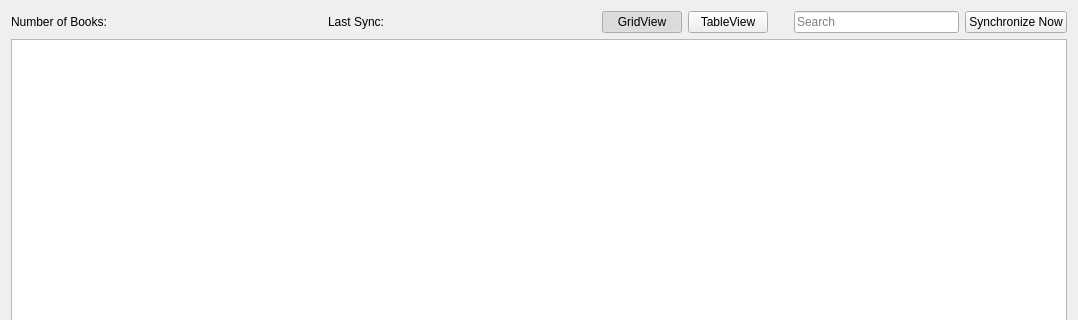
Above: src/forms/booksection.ui from yunag/QLibraryManagementSystem before the change; both pictures show x 0 to 1078 and y 0 to 320 of the 1078 by 795 pixel window. Below: the same form after it.
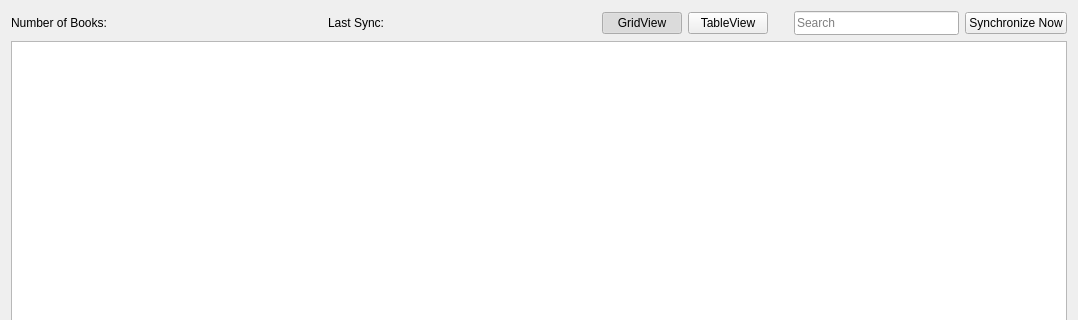
That is the form after the change. Icons and pictures are not drawn. Custom widgets are drawn as their Qt base class.

Patch:
```diff
--- a/src/forms/booksection.ui
+++ b/src/forms/booksection.ui
@@ -143,8 +143,13 @@
          <string>GridView</string>
         </property>
         <property name="icon">
-         <iconset resource="../../resources/resource.qrc">
-          <normaloff>:/icons/grid.svg</normaloff>:/icons/grid.svg</iconset>
+         <iconset theme="view-grid"/>
+        </property>
+        <property name="iconSize">
+         <size>
+          <width>18</width>
+          <height>18</height>
+         </size>
         </property>
         <property name="checkable">
          <bool>true</bool>
@@ -168,8 +173,8 @@
         </property>
         <property name="iconSize">
          <size>
-          <width>16</width>
-          <height>16</height>
+          <width>18</width>
+          <height>18</height>
          </size>
         </property>
         <property name="checkable">
@@ -201,6 +206,12 @@
       </item>
       <item>
        <widget class="QLineEdit" name="searchLineEdit">
+        <property name="minimumSize">
+         <size>
+          <width>0</width>
+          <height>24</height>
+         </size>
+        </property>
         <property name="placeholderText">
          <string>Search</string>
         </property>
@@ -221,8 +232,13 @@
          <string>Synchronize Now</string>
         </property>
         <property name="icon">
-         <iconset resource="../../resources/resource.qrc">
-          <normaloff>:/icons/reload.svg</normaloff>:/icons/reload.svg</iconset>
+         <iconset theme="state-sync"/>
+        </property>
+        <property name="iconSize">
+         <size>
+          <width>18</width>
+          <height>18</height>
+         </size>
         </property>
        </widget>
       </item>
@@ -263,11 +279,7 @@
           <bool>true</bool>
          </property>
          <property name="styleSheet">
-          <string notr="true">QListView {
-	outline: 0;
-	background-color: &quot;#eeeeee&quot;
-}
-</string>
+          <string notr="true"/>
          </property>
          <property name="horizontalScrollBarPolicy">
           <enum>Qt::ScrollBarAlwaysOff</enum>
```
Left out of the diff: 16 changed lines with no effect on the pictures.
